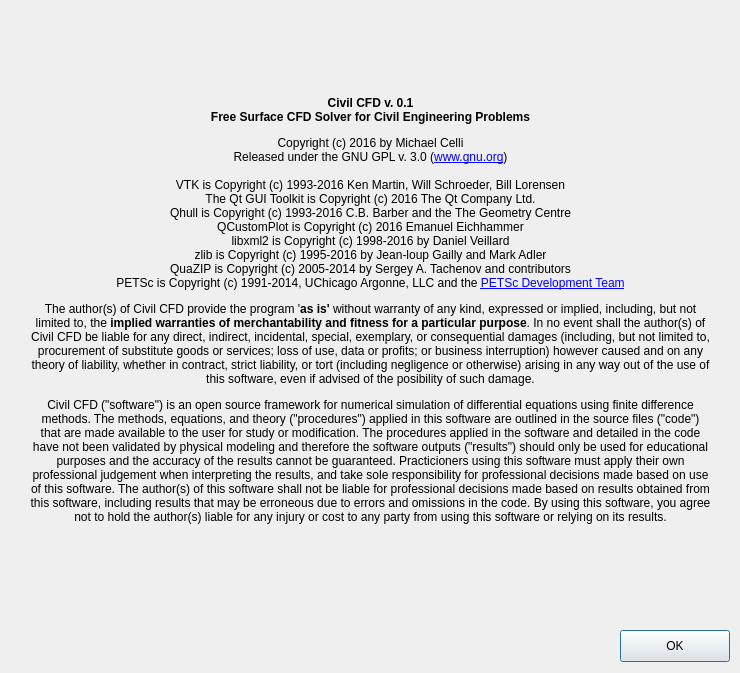
Before: the Qt Designer form gui/about.ui in civilcfd/Civil-CFD, drawn with Qt 5.
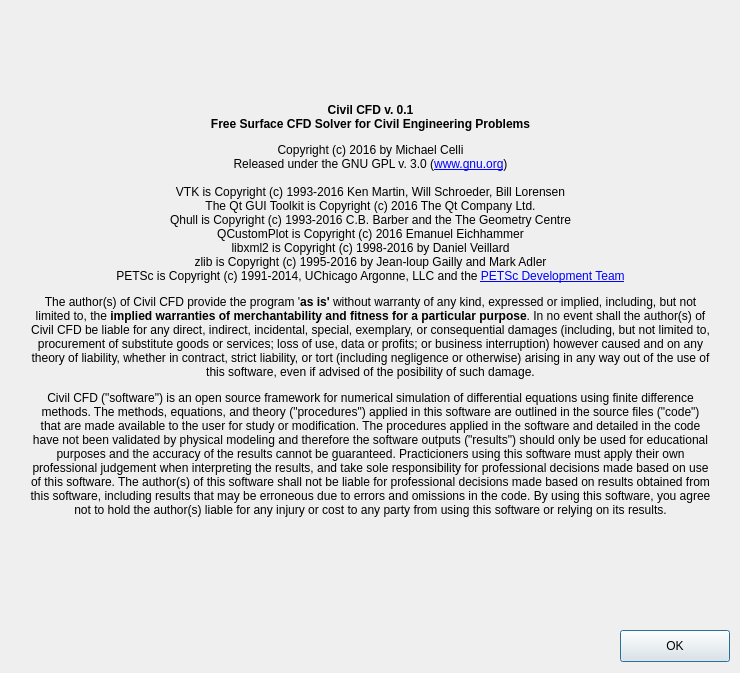
After: the same form once the commit is applied. Icons and pictures are not drawn.

The edit to the form file:
```diff
--- a/gui/about.ui
+++ b/gui/about.ui
@@ -67,7 +67,7 @@
     </rect>
    </property>
    <property name="text">
-    <string>&lt;html&gt;&lt;head/&gt;&lt;body&gt;&lt;p align=&quot;center&quot;&gt;&lt;span style=&quot; font-weight:600;&quot;&gt;Civil CFD v. 0.1&lt;br/&gt;Free Surface CFD Solver for Civil Engineering Problems&lt;/span&gt;&lt;/p&gt;&lt;p align=&quot;center&quot;&gt;Copyright (c) 2016 by Michael Celli&lt;br/&gt;Released under the GNU GPL v. 3.0 (&lt;a href=&quot;www.gnu.org&quot;&gt;&lt;span style=&quot; text-decoration: underline; color:#0000ff;&quot;&gt;www.gnu.org&lt;/span&gt;&lt;/a&gt;)&lt;br/&gt;&lt;br/&gt;VTK is Copyright (c) 1993-2016 Ken Martin, Will Schroeder, Bill Lorensen&lt;br/&gt;The Qt GUI Toolkit is Copyright (c) 2016 The Qt Company Ltd.&lt;br/&gt;Qhull is Copyright (c) 1993-2016 C.B. Barber and the The Geometry Centre&lt;br/&gt;QCustomPlot is Copyright (c) 2016 Emanuel Eichhammer&lt;br/&gt;libxml2 is Copyright (c) 1998-2016 by Daniel Veillard&lt;br/&gt;zlib is Copyright (c) 1995-2016 by Jean-loup Gailly and Mark Adler&lt;br/&gt;QuaZIP is Copyright (c) 2005-2014 by Sergey A. Tachenov and contributors&lt;br/&gt;PETSc is Copyright (c) 1991-2014, UChicago Argonne, LLC and the &lt;a href=&quot;http://www.mcs.anl.gov/petsc/miscellaneous/index.html&quot;&gt;&lt;span style=&quot; text-decoration: underline; color:#0000ff;&quot;&gt;PETSc Development Team&lt;/span&gt;&lt;/a&gt;&lt;/p&gt;&lt;p align=&quot;center&quot;&gt;The author(s) of Civil CFD provide the program '&lt;span style=&quot; font-weight:600;&quot;&gt;as is'&lt;/span&gt; without warranty of any kind, expressed or implied, including, but not limited to, the &lt;span style=&quot; font-weight:600;&quot;&gt;implied warranties of merchantability and fitness for a particular purpose&lt;/span&gt;. In no event shall the author(s) of Civil CFD be liable for any direct, indirect, incidental, special, exemplary, or consequential damages (including, but not limited to, procurement of substitute goods or services; loss of use, data or profits; or business interruption) however caused and on any theory of liability, whether in contract, strict liability, or tort (including negligence or otherwise) arising in any way out of the use of this software, even if advised of the posibility of such damage.&lt;/p&gt;&lt;p align=&quot;center&quot;&gt;Civil CFD (&amp;quot;software&amp;quot;) is an open source framework for numerical simulation of differential equations using finite difference methods. The methods, equations, and theory (&amp;quot;procedures&amp;quot;) applied in this software are outlined in the source files (&amp;quot;code&amp;quot;) that are made available to the user for study or modification. The procedures applied in the software and detailed in the code have not been validated by physical modeling and therefore the software outputs (&amp;quot;results&amp;quot;) should only be used for educational purposes and the accuracy of the results cannot be guaranteed. Practicioners using this software must apply their own professional judgement when interpreting the results, and take sole responsibility for professional decisions made based on use of this software. The author(s) of this software shall not be liable for professional decisions made based on results obtained from this software, including results that may be erroneous due to errors and omissions in the code. By using this software, you agree not to hold the author(s) liable for any injury or cost to any party from using this software or relying on its results.&lt;/p&gt;&lt;/body&gt;&lt;/html&gt;</string>
+    <string>&lt;html&gt;&lt;head/&gt;&lt;body&gt;&lt;p align=&quot;center&quot;&gt;&lt;span style=&quot; font-weight:600;&quot;&gt;Civil CFD v. 0.1&lt;br/&gt;Free Surface CFD Solver for Civil Engineering Problems&lt;/span&gt;&lt;/p&gt;&lt;p align=&quot;center&quot;&gt;Copyright (c) 2016 by Michael Celli&lt;br/&gt;Released under the GNU GPL v. 3.0 (&lt;a href=&quot;www.gnu.org&quot;&gt;&lt;span style=&quot; text-decoration: underline; color:#0000ff;&quot;&gt;www.gnu.org&lt;/span&gt;&lt;/a&gt;)&lt;br/&gt;&lt;br/&gt;VTK is Copyright (c) 1993-2016 Ken Martin, Will Schroeder, Bill Lorensen&lt;br/&gt;The Qt GUI Toolkit is Copyright (c) 2016 The Qt Company Ltd.&lt;br/&gt;Qhull is Copyright (c) 1993-2016 C.B. Barber and the The Geometry Centre&lt;br/&gt;QCustomPlot is Copyright (c) 2016 Emanuel Eichhammer&lt;br/&gt;libxml2 is Copyright (c) 1998-2016 by Daniel Veillard&lt;br/&gt;zlib is Copyright (c) 1995-2016 by Jean-loup Gailly and Mark Adler&lt;br/&gt;PETSc is Copyright (c) 1991-2014, UChicago Argonne, LLC and the &lt;a href=&quot;http://www.mcs.anl.gov/petsc/miscellaneous/index.html&quot;&gt;&lt;span style=&quot; text-decoration: underline; color:#0000ff;&quot;&gt;PETSc Development Team&lt;/span&gt;&lt;/a&gt;&lt;/p&gt;&lt;p align=&quot;center&quot;&gt;The author(s) of Civil CFD provide the program '&lt;span style=&quot; font-weight:600;&quot;&gt;as is'&lt;/span&gt; without warranty of any kind, expressed or implied, including, but not limited to, the &lt;span style=&quot; font-weight:600;&quot;&gt;implied warranties of merchantability and fitness for a particular purpose&lt;/span&gt;. In no event shall the author(s) of Civil CFD be liable for any direct, indirect, incidental, special, exemplary, or consequential damages (including, but not limited to, procurement of substitute goods or services; loss of use, data or profits; or business interruption) however caused and on any theory of liability, whether in contract, strict liability, or tort (including negligence or otherwise) arising in any way out of the use of this software, even if advised of the posibility of such damage.&lt;/p&gt;&lt;p align=&quot;center&quot;&gt;Civil CFD (&amp;quot;software&amp;quot;) is an open source framework for numerical simulation of differential equations using finite difference methods. The methods, equations, and theory (&amp;quot;procedures&amp;quot;) applied in this software are outlined in the source files (&amp;quot;code&amp;quot;) that are made available to the user for study or modification. The procedures applied in the software and detailed in the code have not been validated by physical modeling and therefore the software outputs (&amp;quot;results&amp;quot;) should only be used for educational purposes and the accuracy of the results cannot be guaranteed. Practicioners using this software must apply their own professional judgement when interpreting the results, and take sole responsibility for professional decisions made based on use of this software. The author(s) of this software shall not be liable for professional decisions made based on results obtained from this software, including results that may be erroneous due to errors and omissions in the code. By using this software, you agree not to hold the author(s) liable for any injury or cost to any party from using this software or relying on its results.&lt;/p&gt;&lt;/body&gt;&lt;/html&gt;</string>
    </property>
    <property name="textFormat">
     <enum>Qt::RichText</enum>
```
